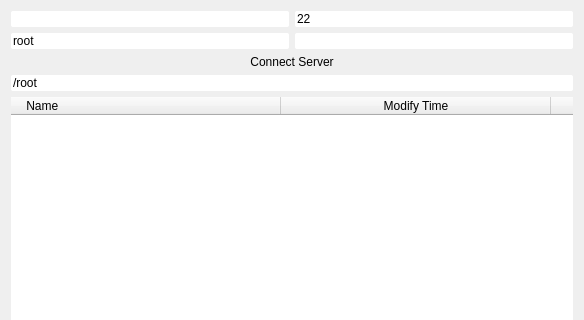
Old version of the form ui/ui_remote.ui in the repository KaifengT/Batch3D; both pictures show x 0 to 584 and y 0 to 320 of the 584 by 596 pixel window.
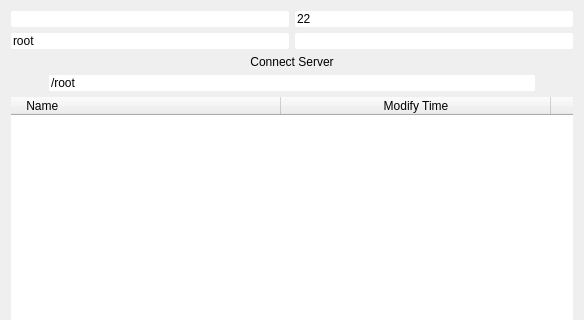
New version of the form. Custom widgets are drawn as their Qt base class.

```diff
--- a/ui/ui_remote.ui
+++ b/ui/ui_remote.ui
@@ -77,11 +77,41 @@
     </widget>
    </item>
    <item>
-    <widget class="LineEdit" name="lineEdit_dir">
-     <property name="text">
-      <string>/root</string>
-     </property>
-    </widget>
+    <layout class="QHBoxLayout" name="horizontalLayout_5">
+     <item>
+      <widget class="ToolButton" name="pushButton_refresh">
+       <property name="maximumSize">
+        <size>
+         <width>36</width>
+         <height>16777215</height>
+        </size>
+       </property>
+       <property name="text">
+        <string/>
+       </property>
+      </widget>
+     </item>
+     <item>
+      <widget class="LineEdit" name="lineEdit_dir">
+       <property name="text">
+        <string>/root</string>
+       </property>
+      </widget>
+     </item>
+     <item>
+      <widget class="PrimaryToolButton" name="pushButton_go">
+       <property name="maximumSize">
+        <size>
+         <width>36</width>
+         <height>16777215</height>
+        </size>
+       </property>
+       <property name="text">
+        <string/>
+       </property>
+      </widget>
+     </item>
+    </layout>
    </item>
    <item>
     <widget class="TableWidget" name="tableWidget">
@@ -213,6 +243,21 @@
    <extends>QTableWidget</extends>
    <header>qfluentwidgets.h</header>
   </customwidget>
+  <customwidget>
+   <class>PrimaryPushButton</class>
+   <extends>QPushButton</extends>
+   <header>qfluentwidgets.h</header>
+  </customwidget>
+  <customwidget>
+   <class>ToolButton</class>
+   <extends>QPushButton</extends>
+   <header>qfluentwidgets.h</header>
+  </customwidget>
+  <customwidget>
+   <class>PrimaryToolButton</class>
+   <extends>QPushButton</extends>
+   <header>qfluentwidgets.h</header>
+  </customwidget>
  </customwidgets>
  <resources/>
  <connections/>
```
Left out of the diff: 4 changed lines with no effect on the pictures.
